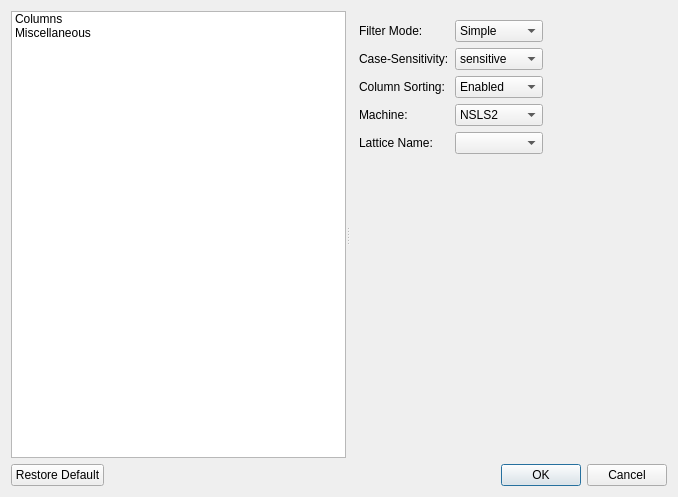
Above: aphla/gui/Qt4Designer_files/ui_channel_explorer_startup_set_dialog.ui from NSLS-II/aphla before the change. Below: the same form after it.
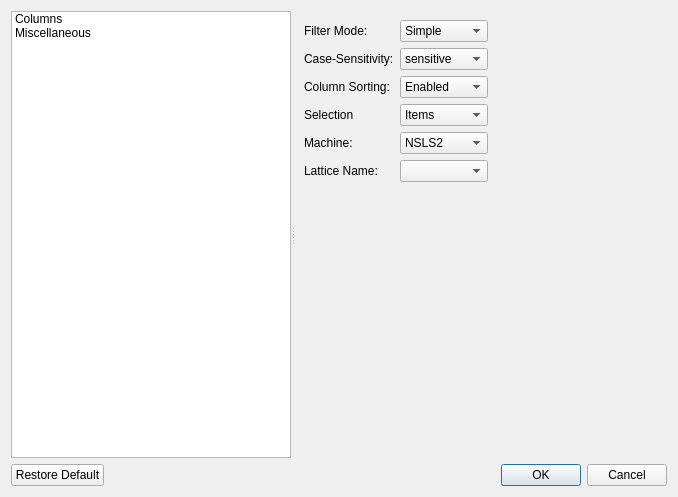
That is the form after the change.

Commit message: adding checkbox for select rows in apchx

```diff
--- a/aphla/gui/Qt4Designer_files/ui_channel_explorer_startup_set_dialog.ui
+++ b/aphla/gui/Qt4Designer_files/ui_channel_explorer_startup_set_dialog.ui
@@ -36,8 +36,8 @@
        <number>0</number>
       </property>
       <widget class="QWidget" name="page_misc">
-       <layout class="QGridLayout" name="gridLayout_2">
-        <item row="0" column="0">
+       <layout class="QVBoxLayout" name="verticalLayout">
+        <item>
          <layout class="QHBoxLayout" name="horizontalLayout">
           <item>
            <layout class="QGridLayout" name="gridLayout">
@@ -105,13 +105,34 @@
              </widget>
             </item>
             <item row="3" column="0">
+             <widget class="QLabel" name="label_6">
+              <property name="text">
+               <string>Selection</string>
+              </property>
+             </widget>
+            </item>
+            <item row="3" column="1">
+             <widget class="QComboBox" name="comboBox_select_rows">
+              <item>
+               <property name="text">
+                <string>Items</string>
+               </property>
+              </item>
+              <item>
+               <property name="text">
+                <string>Rows</string>
+               </property>
+              </item>
+             </widget>
+            </item>
+            <item row="4" column="0">
              <widget class="QLabel" name="label_4">
               <property name="text">
                <string>Machine:</string>
               </property>
              </widget>
             </item>
-            <item row="3" column="1">
+            <item row="4" column="1">
              <widget class="QComboBox" name="comboBox_machine">
               <item>
                <property name="text">
@@ -125,14 +146,14 @@
               </item>
              </widget>
             </item>
-            <item row="4" column="0">
+            <item row="5" column="0">
              <widget class="QLabel" name="label_5">
               <property name="text">
                <string>Lattice Name:</string>
               </property>
              </widget>
             </item>
-            <item row="4" column="1">
+            <item row="5" column="1">
              <widget class="QComboBox" name="comboBox_lattice_name"/>
             </item>
            </layout>
@@ -152,15 +173,15 @@
           </item>
          </layout>
         </item>
-        <item row="1" column="0">
+        <item>
          <spacer name="verticalSpacer">
           <property name="orientation">
            <enum>Qt::Vertical</enum>
           </property>
           <property name="sizeHint" stdset="0">
            <size>
-            <width>20</width>
-            <height>281</height>
+            <width>323</width>
+            <height>221</height>
            </size>
           </property>
          </spacer>
```
The commit also changes 4 other files.
